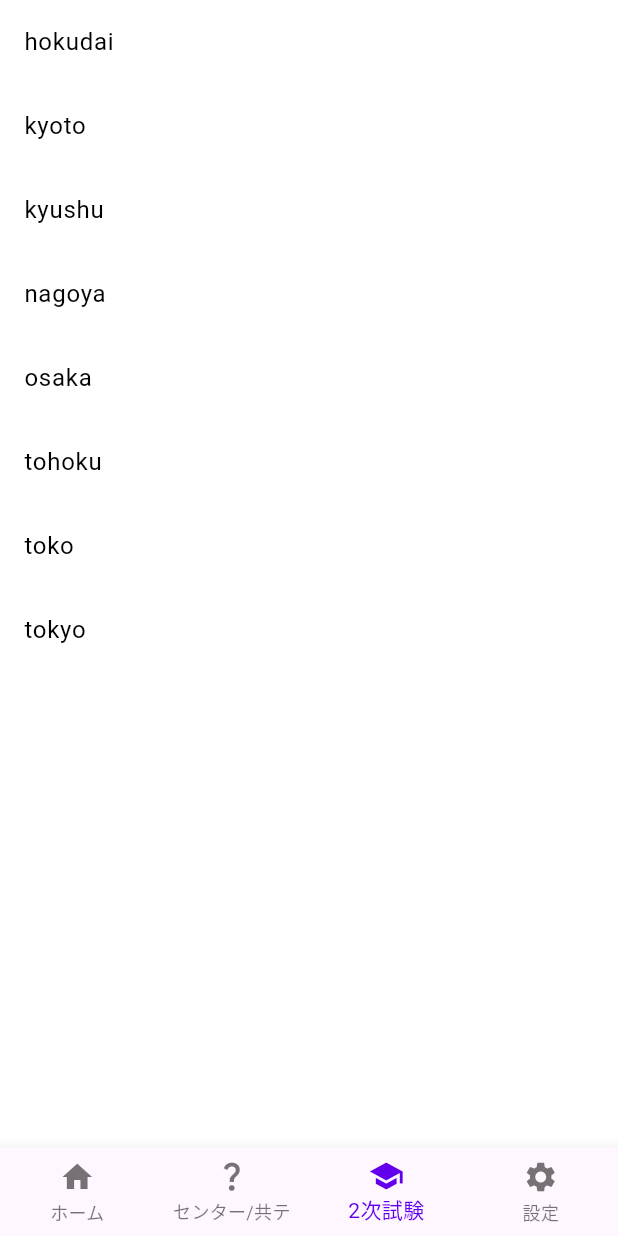
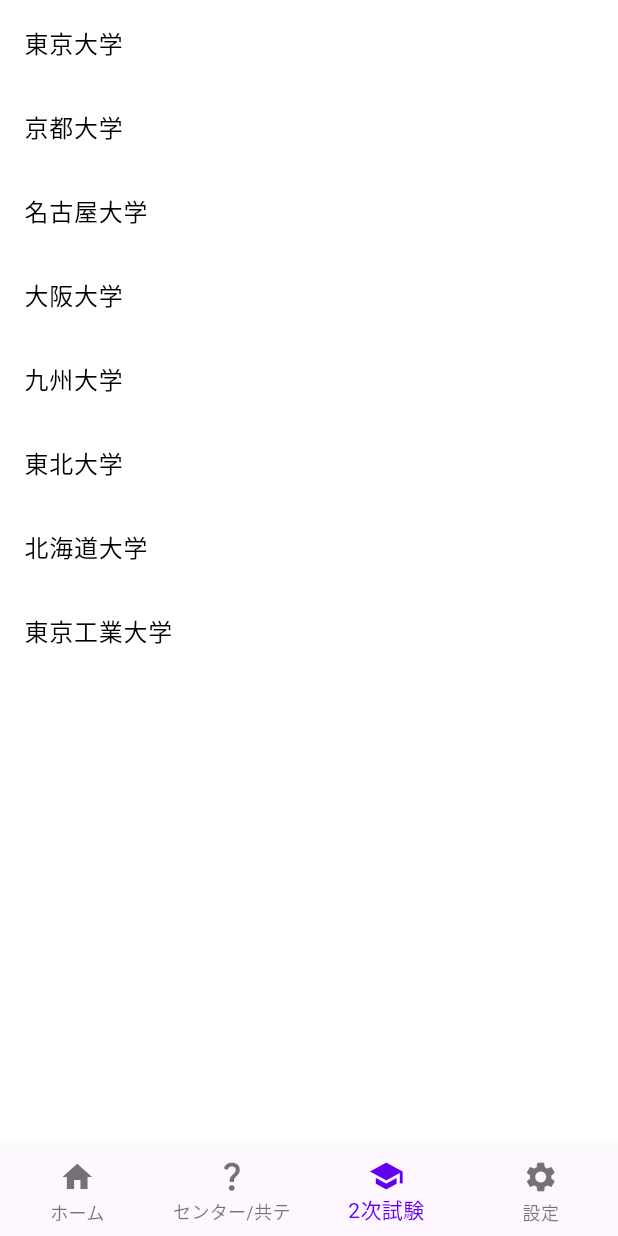
Before and after one commit to Nekoyama141592/crowd-math, a Flutter app: the screen it shows after launch, swiped to page 3, on a phone screen of 412 x 824 dp. Run offline on Flutter 3.47's test engine with Material 3 defaults, Android fonts, the phone set to English and light mode, and no system bars; our stand-ins replace firebase_core, firebase_crashlytics, flutter_dotenv, flutter_hooks, fluttertoast, freezed_annotation and 2 more; missing offline and left inert: in_app_purchase_android, in_app_purchase_storekit; accounts and stored records are empty; generated files the repository leaves out were written again.

Commit message:
add:大学名

```diff
--- /dev/null
+++ b/lib/constants/past_exams/university_keys.dart
@@ -0,0 +1,12 @@
+import 'package:crowd_math/model/university_key/univerisity_key.dart';
+
+const universityKeys = [
+  UniversityKey(name: "東京大学", key: "tokyo"),
+  UniversityKey(name: "京都大学", key: "kyoto"),
+  UniversityKey(name: "名古屋大学", key: "nagoya"),
+  UniversityKey(name: "大阪大学", key: "osaka"),
+  UniversityKey(name: "九州大学", key: "kyushu"),
+  UniversityKey(name: "東北大学", key: "tohoku"),
+  UniversityKey(name: "北海道大学", key: "hokudai"),
+  UniversityKey(name: "東京工業大学", key: "toko"),
+];
--- /dev/null
+++ b/lib/model/university_key/univerisity_key.dart
@@ -0,0 +1,5 @@
+class UniversityKey {
+  const UniversityKey({required this.name, required this.key});
+  final String name;
+  final String key;
+}
--- a/lib/view/main/university/university_screen.dart
+++ b/lib/view/main/university/university_screen.dart
@@ -1,27 +1,18 @@
+import 'package:crowd_math/constants/past_exams/university_keys.dart';
 import 'package:crowd_math/view/main/university/year_overview_page.dart';
 import 'package:flutter/material.dart';
 import 'package:get/get.dart';
 
 class UniversityScreen extends StatelessWidget {
   const UniversityScreen({super.key});
-  static const names = [
-    "hokudai",
-    "kyoto",
-    "kyushu",
-    "nagoya",
-    "osaka",
-    "tohoku",
-    "toko",
-    "tokyo"
-  ];
   @override
   Widget build(BuildContext context) {
     return ListView(
-      children: names
-          .map((name) => ListTile(
-                title: Text(name),
+      children: universityKeys
+          .map((key) => ListTile(
+                title: Text(key.name),
                 onTap: () {
-                  final path = YearOverviewPage.generatePath(name);
+                  final path = YearOverviewPage.generatePath(key.key);
                   Get.toNamed(path);
                 },
               ))
```
